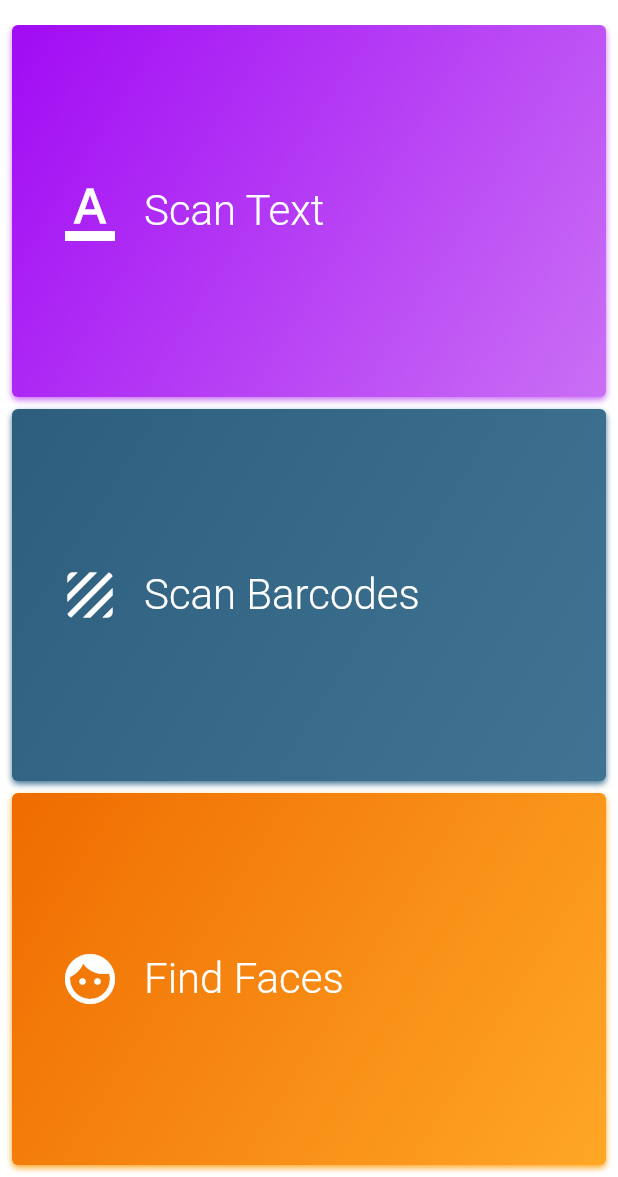
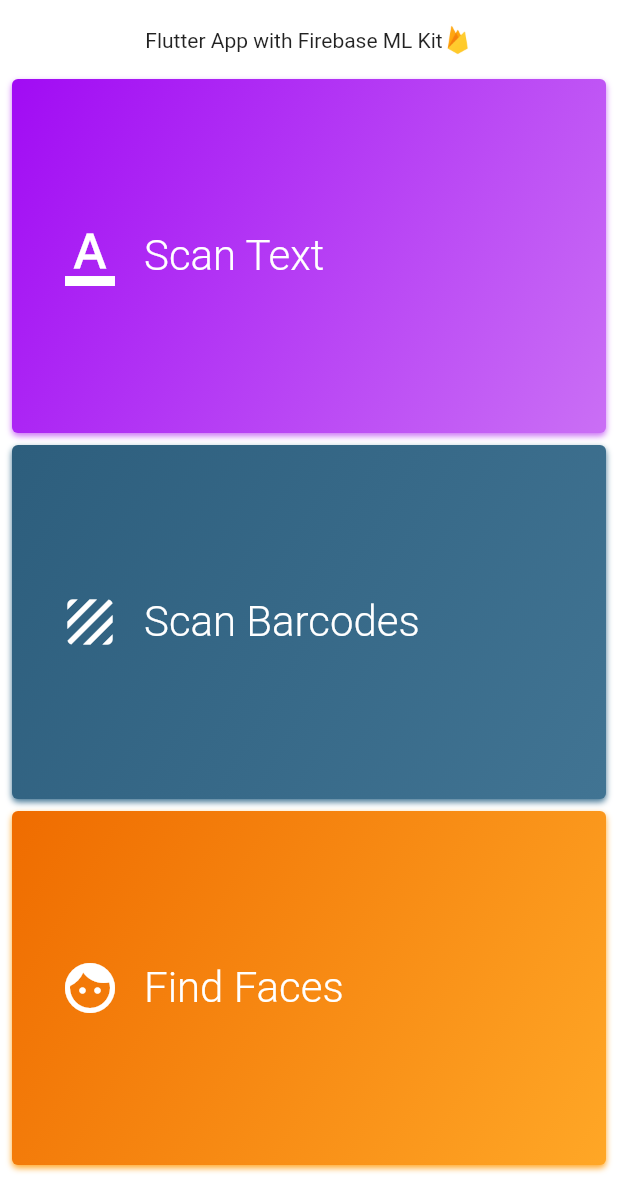
Before and after one commit to TEDConsulting/flutter_camera_ml, a Flutter app: the screen it shows after launch, on a phone screen of 412 x 824 dp, the part 59-1236 px from its top. Run offline on Flutter 3.47's test engine with Material 2 defaults, Android fonts, the phone set to English and light mode, and no system bars; our stand-ins replace flutter_native_image, image_picker; missing offline and left inert: firebase_ml_vision; accounts and stored records are empty.

Commit message:
Add application icon

```diff
--- a/lib/home.dart
+++ b/lib/home.dart
@@ -30,6 +30,25 @@ class HomePageState extends State<HomePage> {
       width: MediaQuery.of(context).size.width,
       child: Column(
         children: <Widget>[
+          Container(
+            margin: EdgeInsets.only(bottom: 16.0),
+            child: Row(
+              mainAxisAlignment: MainAxisAlignment.center,
+              crossAxisAlignment: CrossAxisAlignment.center,
+              children: <Widget>[
+                Text(
+                  "Flutter App with Firebase ML Kit",
+                  style: TextStyle(
+                    fontWeight: FontWeight.w400,
+                  ),
+                ),
+                Image.asset(
+                  "images/firebase_icon.png",
+                  width: 20.0,
+                ),
+              ],
+            ),
+          ),
           Expanded(
             child: _buildOptionCard(
               () => _startScanPage((context, file) => ScanTextPage(file: file)),
@@ -41,8 +60,8 @@ class HomePageState extends State<HomePage> {
           ),
           Expanded(
             child: _buildOptionCard(
-              () =>
-                  _startScanPage((context, file) => ScanBarcodePage(file: file)),
+              () => _startScanPage(
+                  (context, file) => ScanBarcodePage(file: file)),
               const Color(0xFF2D5E7D),
               const Color(0xFF417493),
               "Scan Barcodes",
--- a/pubspec.yaml
+++ b/pubspec.yaml
@@ -34,6 +34,8 @@ flutter:
   # assets:
   #  - images/a_dot_burr.jpeg
   #  - images/a_dot_ham.jpeg
+  assets:
+    - images/firebase_icon.png
 
   # An image asset can refer to one or more resolution-specific "variants", see
   # https://flutter.io/assets-and-images/#resolution-aware.
```
Also changed, not shown: lib/scan_barcode/scan_barcode.dart (+10 -3 lines), images/firebase_icon.png (added), 4 other files.
